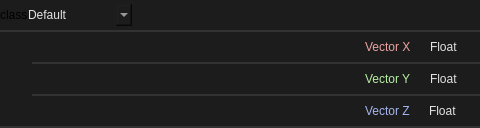
First picture: the form in smartprop_editor/properties_classes/vector3d.ui, repository dertwist/Hammer5Tools, before the edit; both pictures show x 0 to 480 and y 0 to 128 of the 838 by 128 pixel window.
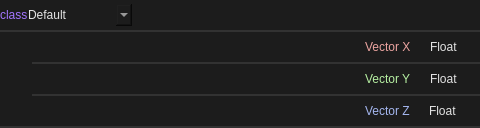
Second picture: the form after the edit. Icons and pictures are not drawn.

Commit message: Color for vector3d

The edit to the form file:
```diff
--- a/smartprop_editor/properties_classes/vector3d.ui
+++ b/smartprop_editor/properties_classes/vector3d.ui
@@ -138,7 +138,7 @@
            <string notr="true">border:0px;
 background-color: rgba(255, 255, 255, 0);
 font: 8pt &quot;Segoe UI&quot;;
-</string>
+color: rgb(163, 117, 255)</string>
           </property>
           <property name="text">
            <string>class</string>
```
The commit also changes 2 other files.
